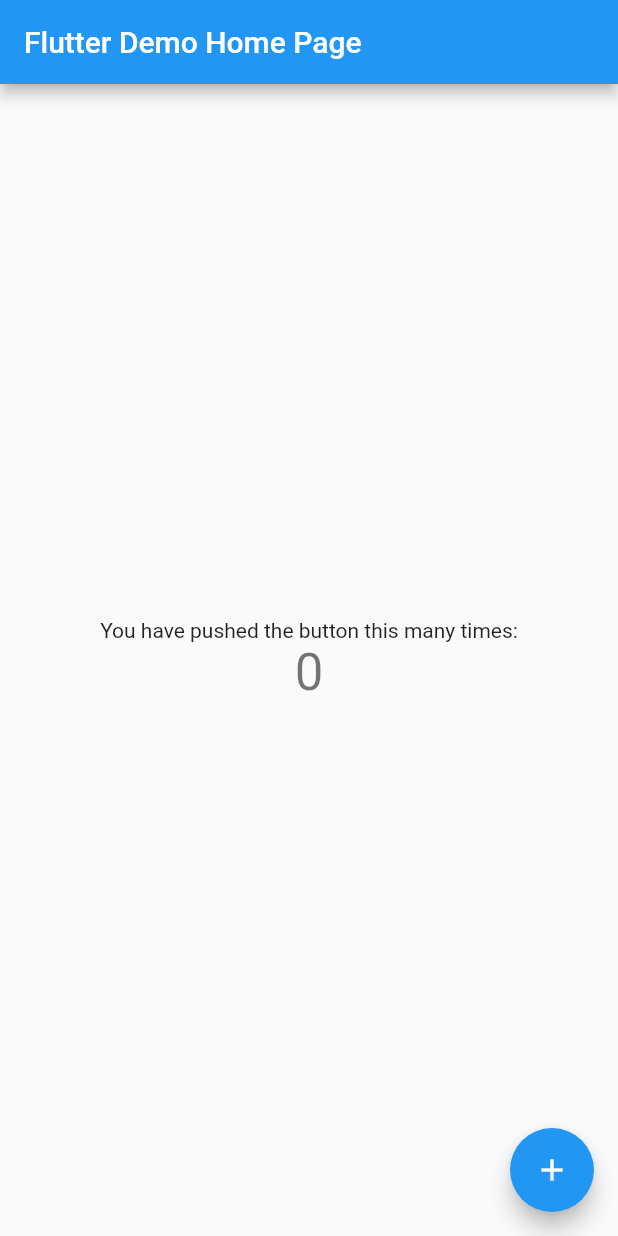
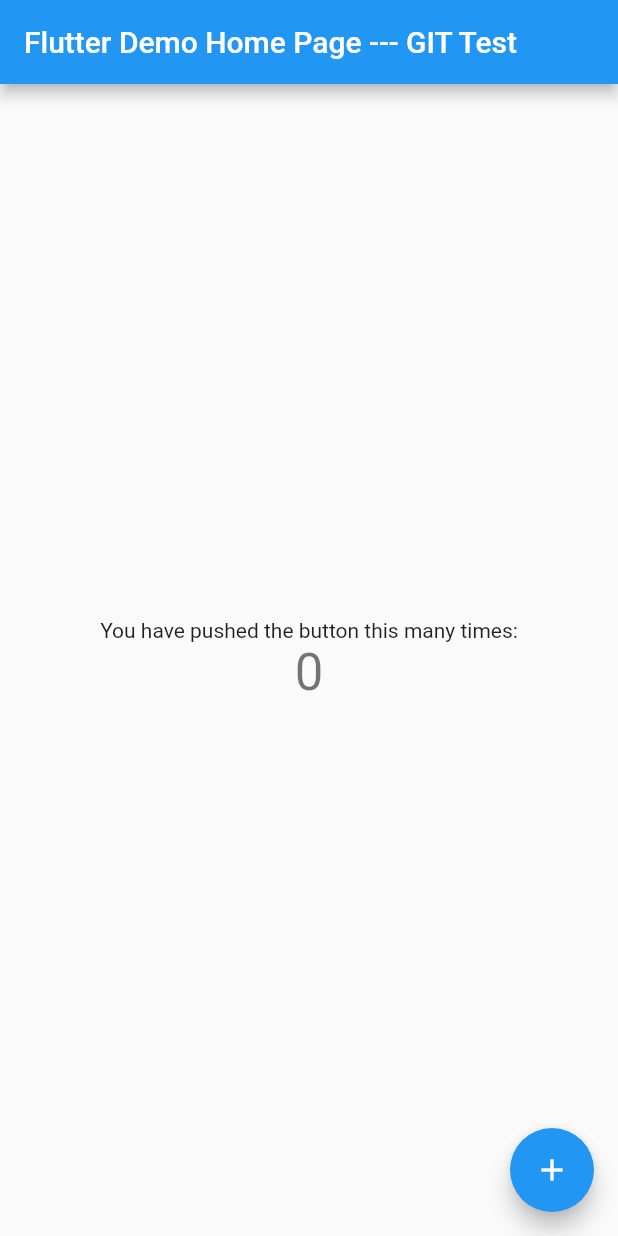
Before and after one commit to Salma22ch/gitapp2, a Flutter app: the screen it shows after launch, on a phone screen of 412 x 824 dp. Run offline on Flutter 3.47's test engine with Material 2 defaults, Android fonts, the phone set to English and light mode, and no system bars.

Commit message:
Update main.dart
GIT TEST

```diff
--- a/lib/main.dart
+++ b/lib/main.dart
@@ -26,7 +26,7 @@ class MyApp extends StatelessWidget {
         // closer together (more dense) than on mobile platforms.
         visualDensity: VisualDensity.adaptivePlatformDensity,
       ),
-      home: MyHomePage(title: 'Flutter Demo Home Page'),
+      home: MyHomePage(title: 'Flutter Demo Home Page --- GIT Test'),
     );
   }
 }
```
